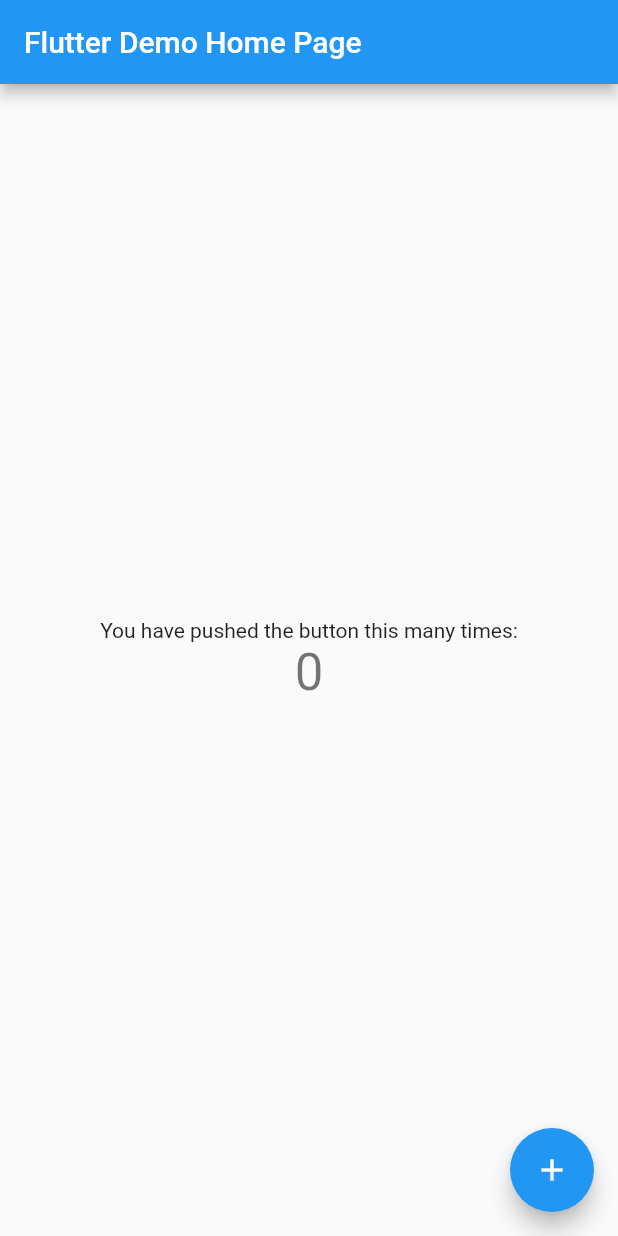
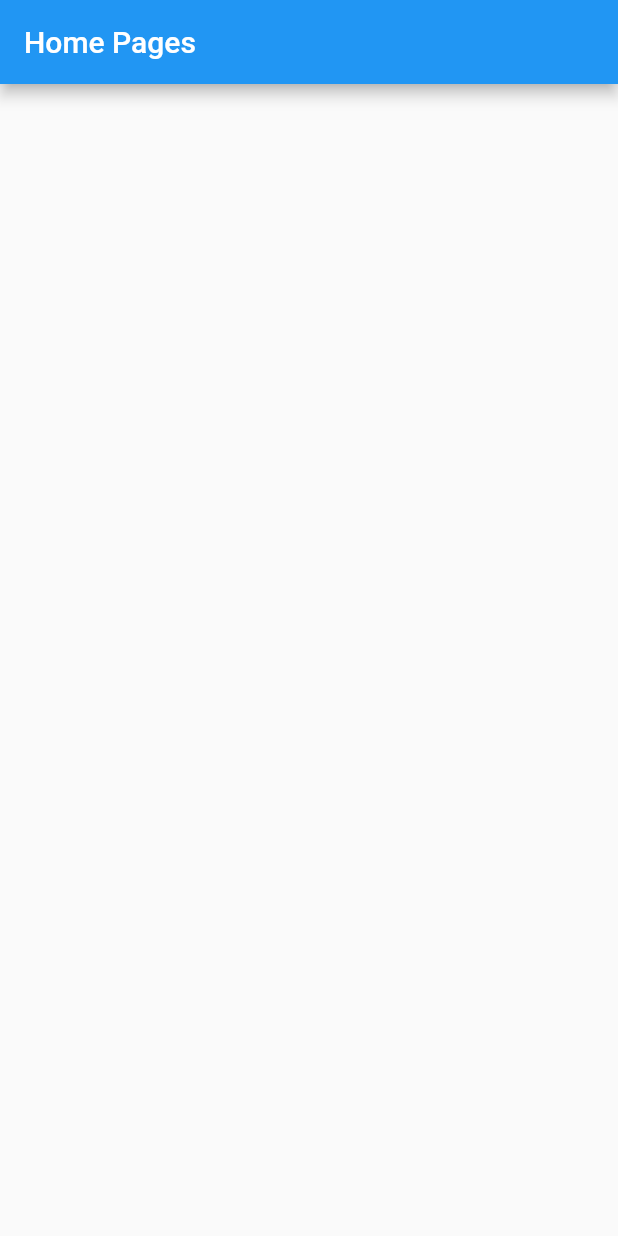
Before and after one commit to smmizan/FlutterCRUDPHPMysql, a Flutter app: the screen it shows after launch, on a phone screen of 412 x 824 dp. Run offline on Flutter 3.47's test engine with Material 2 defaults, Android fonts, the phone set to English and light mode, and no system bars.

Commit message:
home pages

```diff
--- a/lib/main.dart
+++ b/lib/main.dart
@@ -1,4 +1,5 @@
 import 'package:flutter/material.dart';
+import 'package:flutter_crud_php_mysql/pages/home_pages.dart';
 
 void main() {
   runApp(MyApp());
@@ -11,107 +12,9 @@
     return MaterialApp(
       title: 'Flutter Demo',
       theme: ThemeData(
-        // This is the theme of your application.
-        //
-        // Try running your application with "flutter run". You'll see the
-        // application has a blue toolbar. Then, without quitting the app, try
-        // changing the primarySwatch below to Colors.green and then invoke
-        // "hot reload" (press "r" in the console where you ran "flutter run",
-        // or simply save your changes to "hot reload" in a Flutter IDE).
-        // Notice that the counter didn't reset back to zero; the application
-        // is not restarted.
-        primarySwatch: Colors.blue,
-        // This makes the visual density adapt to the platform that you run
-        // the app on. For desktop platforms, the controls will be smaller and
-        // closer together (more dense) than on mobile platforms.
         visualDensity: VisualDensity.adaptivePlatformDensity,
       ),
-      home: MyHomePage(title: 'Flutter Demo Home Page'),
+      home:HomePages(),
     );
   }
 }
-
-class MyHomePage extends StatefulWidget {
-  MyHomePage({Key key, this.title}) : super(key: key);
-
-  // This widget is the home page of your application. It is stateful, meaning
-  // that it has a State object (defined below) that contains fields that affect
-  // how it looks.
-
-  // This class is the configuration for the state. It holds the values (in this
-  // case the title) provided by the parent (in this case the App widget) and
-  // used by the build method of the State. Fields in a Widget subclass are
-  // always marked "final".
-
-  final String title;
-
-  @override
-  _MyHomePageState createState() => _MyHomePageState();
-}
-
-class _MyHomePageState extends State<MyHomePage> {
-  int _counter = 0;
-
-  void _incrementCounter() {
-    setState(() {
-      // This call to setState tells the Flutter framework that something has
-      // changed in this State, which causes it to rerun the build method below
-      // so that the display can reflect the updated values. If we changed
-      // _counter without calling setState(), then the build method would not be
-      // called again, and so nothing would appear to happen.
-      _counter++;
-    });
-  }
-
-  @override
-  Widget build(BuildContext context) {
-    // This method is rerun every time setState is called, for instance as done
-    // by the _incrementCounter method above.
-    //
-    // The Flutter framework has been optimized to make rerunning build methods
-    // fast, so that you can just rebuild anything that needs updating rather
-    // than having to individually change instances of widgets.
-    return Scaffold(
-      appBar: AppBar(
-        // Here we take the value from the MyHomePage object that was created by
-        // the App.build method, and use it to set our appbar title.
-        title: Text(widget.title),
-      ),
-      body: Center(
-        // Center is a layout widget. It takes a single child and positions it
-        // in the middle of the parent.
-        child: Column(
-          // Column is also a layout widget. It takes a list of children and
-          // arranges them vertically. By default, it sizes itself to fit its
-          // children horizontally, and tries to be as tall as its parent.
-          //
-          // Invoke "debug painting" (press "p" in the console, choose the
-          // "Toggle Debug Paint" action from the Flutter Inspector in Android
-          // Studio, or the "Toggle Debug Paint" command in Visual Studio Code)
-          // to see the wireframe for each widget.
-          //
-          // Column has various properties to control how it sizes itself and
-          // how it positions its children. Here we use mainAxisAlignment to
-          // center the children vertically; the main axis here is the vertical
-          // axis because Columns are vertical (the cross axis would be
-          // horizontal).
-          mainAxisAlignment: MainAxisAlignment.center,
-          children: <Widget>[
-            Text(
-              'You have pushed the button this many times:',
-            ),
-            Text(
-              '$_counter',
-              style: Theme.of(context).textTheme.headline4,
-            ),
-          ],
-        ),
-      ),
-      floatingActionButton: FloatingActionButton(
-        onPressed: _incrementCounter,
-        tooltip: 'Increment',
-        child: Icon(Icons.add),
-      ), // This trailing comma makes auto-formatting nicer for build methods.
-    );
-  }
-}
--- /dev/null
+++ b/lib/pages/home_pages.dart
@@ -0,0 +1,20 @@
+import 'package:flutter/material.dart';
+
+class HomePages extends StatefulWidget {
+  @override
+  _HomePagesState createState() => _HomePagesState();
+}
+
+class _HomePagesState extends State<HomePages> {
+  @override
+  Widget build(BuildContext context) {
+    return Scaffold(
+      appBar: AppBar(
+        title: Text('Home Pages'),
+      ),
+      body: Container(
+
+      ),
+    );
+  }
+}
```
Also changed, not shown: lib/model/model.dart (added).
